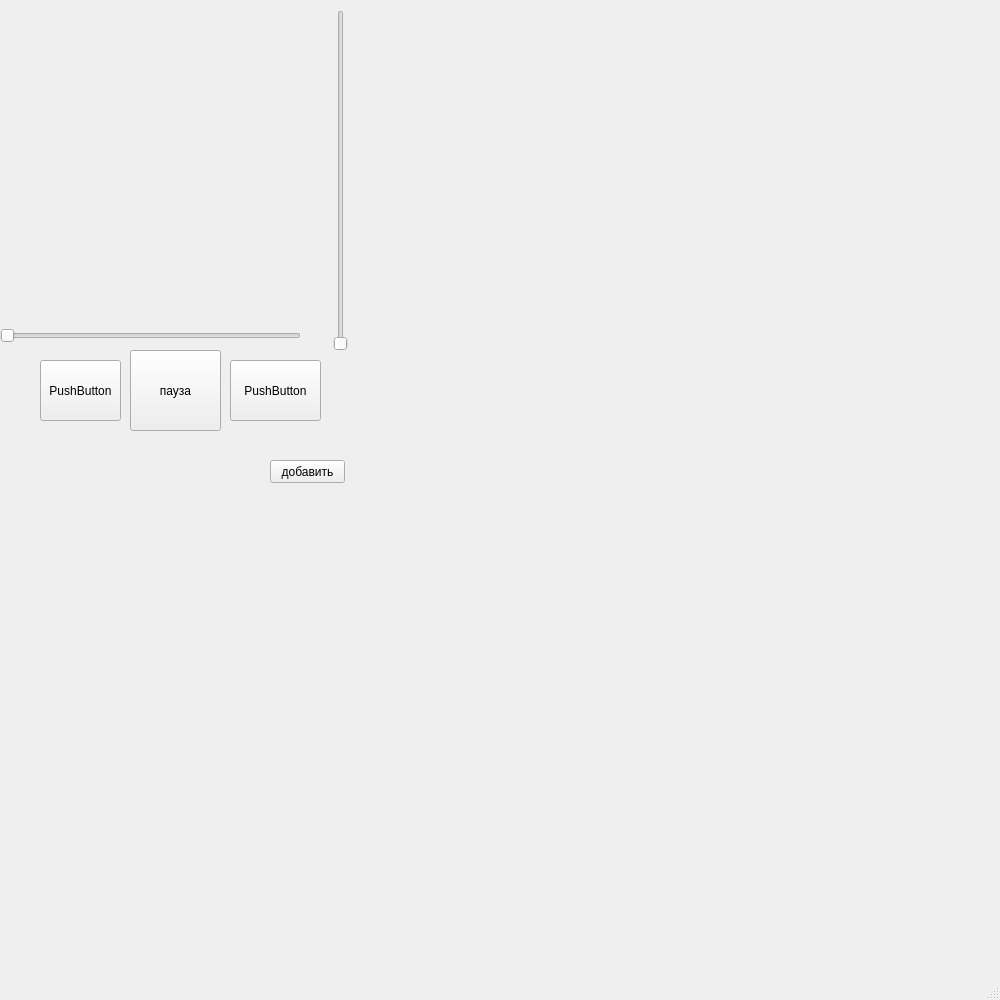
First picture: the form in ui/player.ui, repository xruxru24/kirillMusic, before the edit.
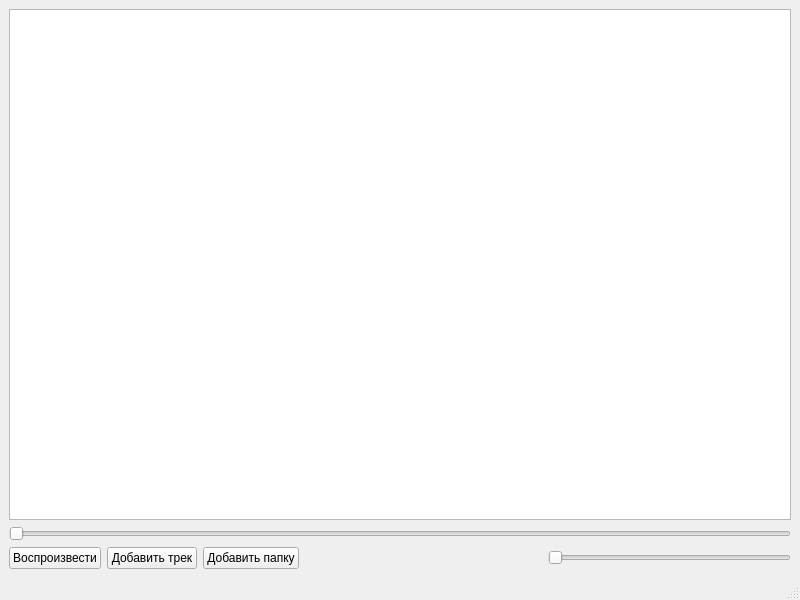
Second picture: the form after the edit.

Patch:
```diff
--- a/ui/player.ui
+++ b/ui/player.ui
@@ -6,92 +6,71 @@
    <rect>
     <x>0</x>
     <y>0</y>
-    <width>1000</width>
-    <height>1000</height>
+    <width>800</width>
+    <height>600</height>
    </rect>
   </property>
   <property name="windowTitle">
    <string>MainWindow</string>
   </property>
-  <widget class="QWidget" name="centralwidget">
-   <widget class="QPushButton" name="stop_play_button">
-    <property name="geometry">
-     <rect>
-      <x>130</x>
-      <y>350</y>
-      <width>91</width>
-      <height>81</height>
-     </rect>
-    </property>
-    <property name="text">
-     <string>пауза</string>
-    </property>
-   </widget>
-   <widget class="QPushButton" name="pushButton_2">
-    <property name="geometry">
-     <rect>
-      <x>40</x>
-      <y>360</y>
-      <width>81</width>
-      <height>61</height>
-     </rect>
-    </property>
-    <property name="text">
-     <string>PushButton</string>
-    </property>
-   </widget>
-   <widget class="QPushButton" name="pushButton_3">
-    <property name="geometry">
-     <rect>
-      <x>230</x>
-      <y>360</y>
-      <width>91</width>
-      <height>61</height>
-     </rect>
-    </property>
-    <property name="text">
-     <string>PushButton</string>
-    </property>
-   </widget>
-   <widget class="QSlider" name="volume_slider">
-    <property name="geometry">
-     <rect>
-      <x>320</x>
-      <y>10</y>
-      <width>41</width>
-      <height>341</height>
-     </rect>
-    </property>
-    <property name="orientation">
-     <enum>Qt::Vertical</enum>
-    </property>
-   </widget>
-   <widget class="QPushButton" name="dialog_button">
-    <property name="geometry">
-     <rect>
-      <x>270</x>
-      <y>460</y>
-      <width>75</width>
-      <height>23</height>
-     </rect>
-    </property>
-    <property name="text">
-     <string>добавить</string>
-    </property>
-   </widget>
-   <widget class="QSlider" name="progress_slider">
-    <property name="geometry">
-     <rect>
-      <x>0</x>
-      <y>320</y>
-      <width>301</width>
-      <height>31</height>
-     </rect>
-    </property>
-    <property name="orientation">
-     <enum>Qt::Horizontal</enum>
-    </property>
-   </widget>
+  <widget class="QWidget" name="centralWidget">
+   <layout class="QVBoxLayout" name="verticalLayout">
+    <item>
+     <widget class="QListView" name="playlist_widget"/>
+    </item>
+    <item>
+     <widget class="QSlider" name="progress_slider">
+      <property name="orientation">
+       <enum>Qt::Horizontal</enum>
+      </property>
+     </widget>
+    </item>
+    <item>
+     <layout class="QHBoxLayout" name="horizontalLayout">
+      <item>
+       <widget class="QPushButton" name="stop_play_button">
+        <property name="text">
+         <string>Воспроизвести</string>
+        </property>
+       </widget>
+      </item>
+      <item>
+       <widget class="QPushButton" name="dialog_button">
+        <property name="text">
+         <string>Добавить трек</string>
+        </property>
+       </widget>
+      </item>
+      <item>
+       <widget class="QPushButton" name="append_playlist_button">
+        <property name="text">
+         <string>Добавить папку</string>
+        </property>
+       </widget>
+      </item>
+      <item>
+       <spacer name="horizontalSpacer">
+        <property name="orientation">
+         <enum>Qt::Horizontal</enum>
+        </property>
+        <property name="sizeHint" stdset="0">
+         <size>
+          <width>40</width>
+          <height>20</height>
+         </size>
+        </property>
+       </spacer>
+      </item>
+      <item>
+       <widget class="QSlider" name="volume_slider">
+        <property name="orientation">
+         <enum>Qt::Horizontal</enum>
+        </property>
+       </widget>
+      </item>
+     </layout>
+    </item>
+   </layout>
   </widget>
   <widget class="QMenuBar" name="menubar">
    <property name="geometry">
```
Left out of the diff: 4 changed lines with no effect on the pictures.
